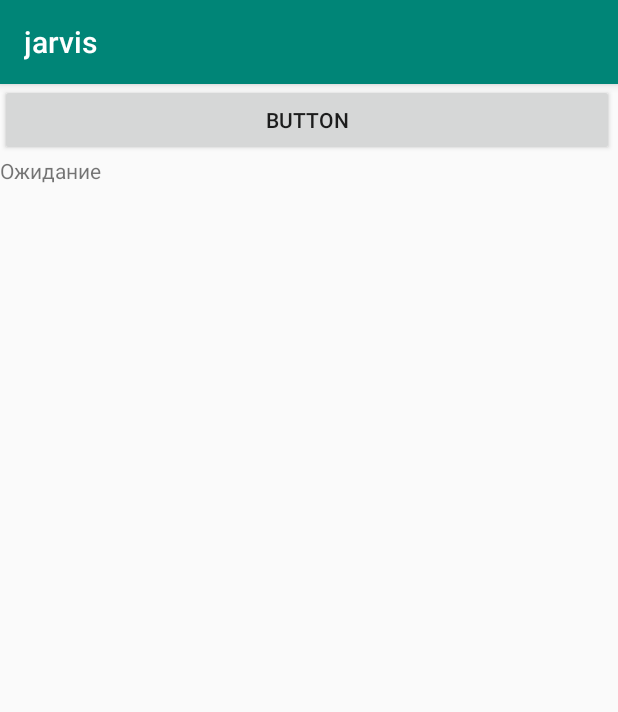
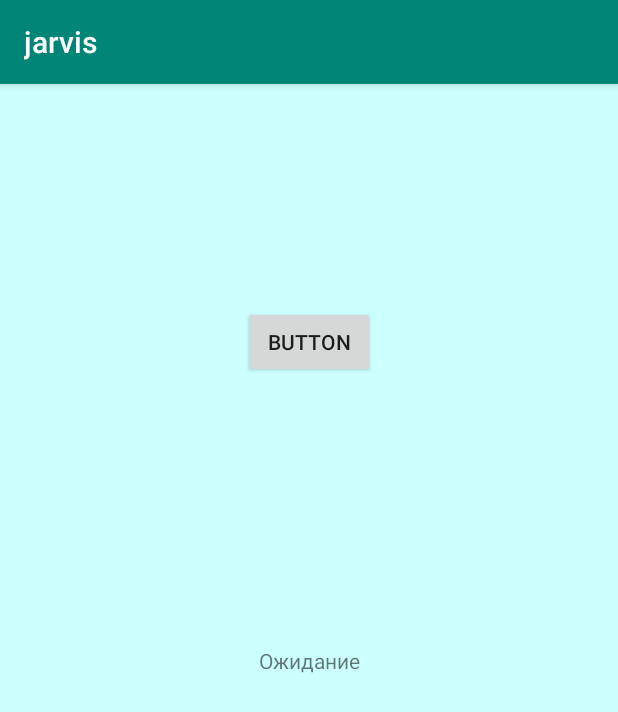
Before and after one commit to timondecathlon/jarvis, an Android app: the screen it shows after launch (MainActivity), on a phone screen of 412 x 824 dp. Shown: the top 712 px of the screen. Run offline under Robolectric (Android 15) with nearby library versions, the phone set to English and light mode, and no system bars.

Commit message:
some fresh breath

```diff
--- a/app/build.gradle
+++ b/app/build.gradle
@@ -23,7 +23,5 @@ dependencies {
     implementation fileTree(dir: 'libs', include: ['*.jar'])
     implementation 'androidx.appcompat:appcompat:1.0.2'
     implementation 'androidx.constraintlayout:constraintlayout:1.1.3'
-    testImplementation 'junit:junit:4.12'
-    androidTestImplementation 'androidx.test.ext:junit:1.1.0'
-    androidTestImplementation 'androidx.test.espresso:espresso-core:3.1.1'
+
 }
--- a/app/src/main/java/com/example/jarvis/MainActivity.java
+++ b/app/src/main/java/com/example/jarvis/MainActivity.java
@@ -6,14 +6,21 @@ import android.content.Context;
 import android.content.pm.ActivityInfo;
 import android.content.pm.PackageManager;
 import android.content.res.AssetManager;
+import android.graphics.Camera;
 import android.hardware.Sensor;
 import android.hardware.SensorEvent;
 import android.hardware.SensorEventListener;
 import android.hardware.SensorManager;
+import android.hardware.camera2.CameraAccessException;
+import android.hardware.camera2.CameraManager;
+import android.location.Location;
+import android.location.LocationListener;
+import android.location.LocationManager;
 import android.media.MediaPlayer;
 import android.media.MediaRecorder;
 import android.net.Uri;
 import android.os.AsyncTask;
+import android.os.Build;
 import android.os.Bundle;
 import android.os.Vibrator;
 
@@ -47,11 +54,14 @@ import java.net.HttpURLConnection;
 import java.net.MalformedURLException;
 import java.net.ProtocolException;
 import java.net.URL;
+import java.security.Policy;
 import java.util.Date;
 import java.util.Random;
 import java.util.Timer;
 import java.util.TimerTask;
 import java.util.concurrent.ExecutionException;
+
+
 
 public class MainActivity extends AppCompatActivity {
 
@@ -117,11 +127,18 @@ public class MainActivity extends AppCompatActivity {
         //тип считывания
         recorder.setAudioSource(MediaRecorder.AudioSource.VOICE_RECOGNITION);
         //формат для хранения записи
-        recorder.setOutputFormat(MediaRecorder.OutputFormat.THREE_GPP);
+        recorder.setOutputFormat(MediaRecorder.OutputFormat.AAC_ADTS);
+        //видимо говорим получать макс качество(можно еще немного увеличить)
+        //частота выборки
+        recorder.setAudioSamplingRate(44100);
+        //битрейт
+        recorder.setAudioEncodingBitRate(96000);
+
         //путь хранения файла
         recorder.setOutputFile(fileName);
         //тип кодировки файла
-        recorder.setAudioEncoder(MediaRecorder.AudioEncoder.AMR_NB);
+        recorder.setAudioEncoder(MediaRecorder.AudioEncoder.AAC);
+        //или попробовать AAC просто
 
         try {
             //полготавливаемся к записи
@@ -146,7 +163,8 @@ public class MainActivity extends AppCompatActivity {
 
         //отправляем на сервак
         fileName = getExternalCacheDir().getAbsolutePath();
-        fileName += "/audiorecordtest.3gp";
+        //fileName += "/audiorecordtest.3gp";
+        fileName += "/audiorecordtest.aac";
         FilesUploadingTask res = new FilesUploadingTask(fileName);
         AsyncTask res1 = res.execute();
 
@@ -192,7 +210,8 @@ public class MainActivity extends AppCompatActivity {
 
         // Record to the external cache directory for visibility
         fileName = getExternalCacheDir().getAbsolutePath();
-        fileName += "/audiorecordtest.3gp";
+        //fileName += "/audiorecordtest.3gp";
+        fileName += "/audiorecordtest.aac";
 
         //super.onCreate(savedInstanceState);
         setContentView(R.layout.activity_main);
@@ -366,6 +385,9 @@ public class MainActivity extends AppCompatActivity {
 
         // Адрес метода api для загрузки файла на сервер
         static final String API_FILES_UPLOADING_PATH = "https://ironlinks.ru/android/upload.php";
+        //static final String API_FILES_UPLOADING_PATH = "https://ironlinks.ru/jarvis/jarvis.php";
+        //static final String API_FILES_UPLOADING_PATH = "http://192.168.1.67/jarvis/jarvis.php";
+
 
         // Ключ, под которым файл передается на сервер
         static final String FORM_FILE_NAME = "file1";
@@ -481,13 +503,19 @@ public class MainActivity extends AppCompatActivity {
         protected void onPostExecute(String result) {
             super.onPostExecute(result);
 
+
+
             try {
                 JSONObject json = new JSONObject(result);
 
                 String text = json.getString("text");
+                if(text.equals("джарвис свет")){
+                    turnOnLight();
+                }
                 Toast.makeText(getApplicationContext(), text, Toast.LENGTH_SHORT).show();
 
                 String answer = json.getString("answer");
+
                 int answer_code = Integer.parseInt(answer);
 
                 if(answer_code > 0){
@@ -520,4 +548,67 @@ public class MainActivity extends AppCompatActivity {
             return buffer.toString();
         }
     }
+
+    public static boolean cam =  false;
+
+    public void turnOnLight(){
+        if (Build.VERSION.SDK_INT >= Build.VERSION_CODES.M) {
+            //Toast.makeText(getApplicationContext(), "test", Toast.LENGTH_SHORT).show();
+
+            cam = !cam;
+            CameraManager camManager = (CameraManager) getSystemService(Context.CAMERA_SERVICE);
+            String cameraId = null;
+            try {
+                cameraId = camManager.getCameraIdList()[0];
+                camManager.setTorchMode(cameraId, cam);   //Turn ON
+            } catch (CameraAccessException e) {
+                e.printStackTrace();
+            }
+        }
+    }
+
+
+
+
+
+    /*---------- Listener class to get coordinates ------------- */
+    /*
+    private class MyLocationListener implements LocationListener {
+
+        @Override
+        public void onLocationChanged(Location loc) {
+
+            try{
+                locationManager.requestLocationUpdates(LocationManager.GPS_PROVIDER, 5000, 10, locationListener);
+            }
+            catch (SecurityException e){
+                //
+            }
+
+            Toast.makeText(
+                    getBaseContext(),
+                    "Location changed: Lat: " + loc.getLatitude() + " Lng: "
+                            + loc.getLongitude(), Toast.LENGTH_SHORT).show();
+            String longitude = "Longitude: " + loc.getLongitude();
+            String latitude = "Latitude: " + loc.getLatitude();
+
+        }
+
+        @Override
+        public void onProviderDisabled(String provider) {}
+
+        @Override
+        public void onProviderEnabled(String provider) {}
+
+        @Override
+        public void onStatusChanged(String provider, int status, Bundle extras) {}
+    }
+
+    LocationManager locationManager = (LocationManager) getSystemService(Context.LOCATION_SERVICE);
+
+    LocationListener locationListener = new MyLocationListener();
+
+     */
+
+
 }
--- a/app/src/main/res/layout/activity_main.xml
+++ b/app/src/main/res/layout/activity_main.xml
@@ -2,27 +2,32 @@
 <androidx.constraintlayout.widget.ConstraintLayout xmlns:android="http://schemas.android.com/apk/res/android"
     xmlns:app="http://schemas.android.com/apk/res-auto"
     xmlns:tools="http://schemas.android.com/tools"
+    android:id="@+id/mainView"
     android:layout_width="match_parent"
     android:layout_height="match_parent"
+    android:background="#CCFFFF"
     tools:context=".MainActivity">
 
-    <LinearLayout
-        android:layout_width="409dp"
-        android:layout_height="729dp"
-        android:orientation="vertical"
-        tools:layout_editor_absoluteX="1dp"
-        tools:layout_editor_absoluteY="1dp">
+    <TextView
+        android:id="@+id/infoLine"
+        android:layout_width="169dp"
+        android:layout_height="wrap_content"
+        android:text="Ожидание"
+        android:textAlignment="center"
+        app:layout_constraintBottom_toBottomOf="parent"
+        app:layout_constraintEnd_toEndOf="parent"
+        app:layout_constraintStart_toStartOf="parent"
+        app:layout_constraintTop_toTopOf="parent" />
 
-        <Button
-            android:id="@+id/playButton"
-            android:layout_width="match_parent"
-            android:layout_height="wrap_content"
-            android:text="Button" />
+    <Button
+        android:id="@+id/buttonRecord"
+        android:layout_width="wrap_content"
+        android:layout_height="wrap_content"
+        android:layout_marginTop="148dp"
+        android:onClick="clickRecord"
+        android:text="Button"
+        app:layout_constraintEnd_toEndOf="parent"
+        app:layout_constraintStart_toStartOf="parent"
+        app:layout_constraintTop_toTopOf="parent" />
 
-        <TextView
-            android:id="@+id/infoLine"
-            android:layout_width="match_parent"
-            android:layout_height="wrap_content"
-            android:text="Ожидание" />
-    </LinearLayout>
 </androidx.constraintlayout.widget.ConstraintLayout>
--- a/app/src/main/res/values/colors.xml
+++ b/app/src/main/res/values/colors.xml
@@ -3,4 +3,9 @@
     <color name="colorPrimary">#008577</color>
     <color name="colorPrimaryDark">#00574B</color>
     <color name="colorAccent">#D81B60</color>
+
+    <color name="hearing">#FF4CAF50</color>
+    <color name="thinking">#00CCFF</color>
+    <color name="undefined">#FF0000</color>
+    <color name="ready">#CCFFFF</color>
 </resources>
--- a/build.gradle
+++ b/build.gradle
@@ -7,7 +7,7 @@ buildscript {
 
     }
     dependencies {
-        classpath 'com.android.tools.build:gradle:3.5.3'
+        classpath 'com.android.tools.build:gradle:3.6.2'
 
         // NOTE: Do not place your application dependencies here; they belong
         // in the individual module build.gradle files
--- /dev/null
+++ b/json-20190722/build.gradle
@@ -0,0 +1,2 @@
+configurations.maybeCreate("default")
+artifacts.add("default", file('json-20190722.jar'))
--- a/settings.gradle
+++ b/settings.gradle
@@ -1,2 +1,2 @@
-include ':app'
+include ':app', ':json-20190722'
 rootProject.name='jarvis'
```
Also changed, not shown: app/src/main/AndroidManifest.xml (+7 -0 lines), app/libs/json-20190722.jar (added), gradle/wrapper/gradle-wrapper.properties, 1 other file.
